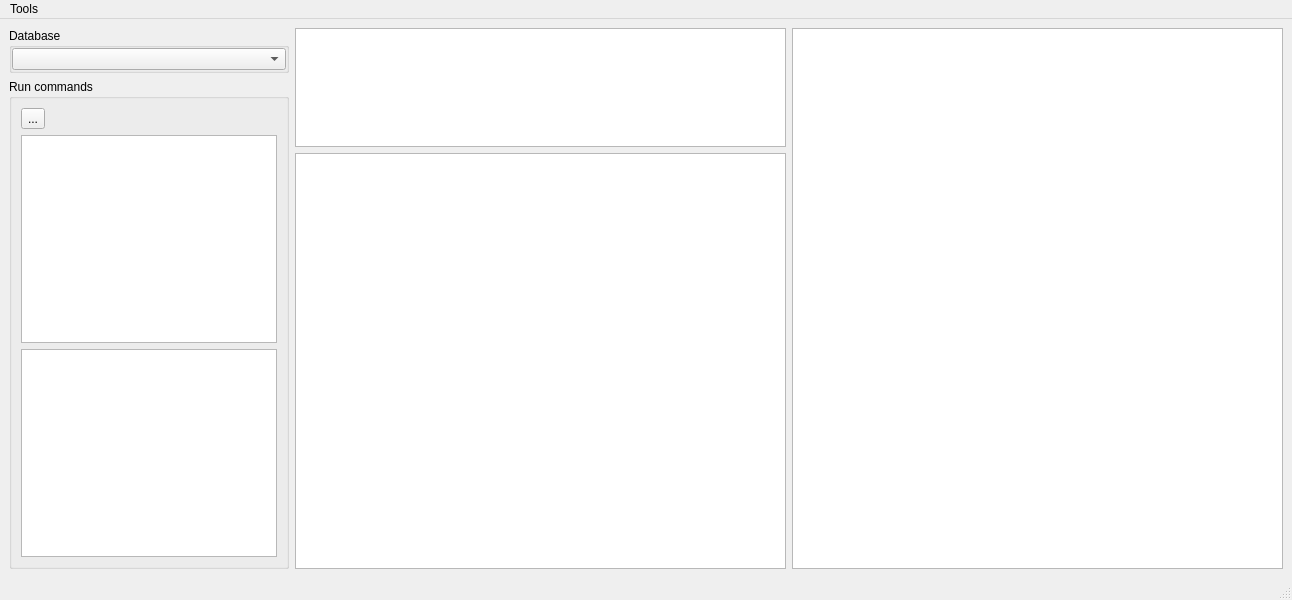
phetaduck/SqlViewGenerator, file mainwindow.ui: the form before one commit.
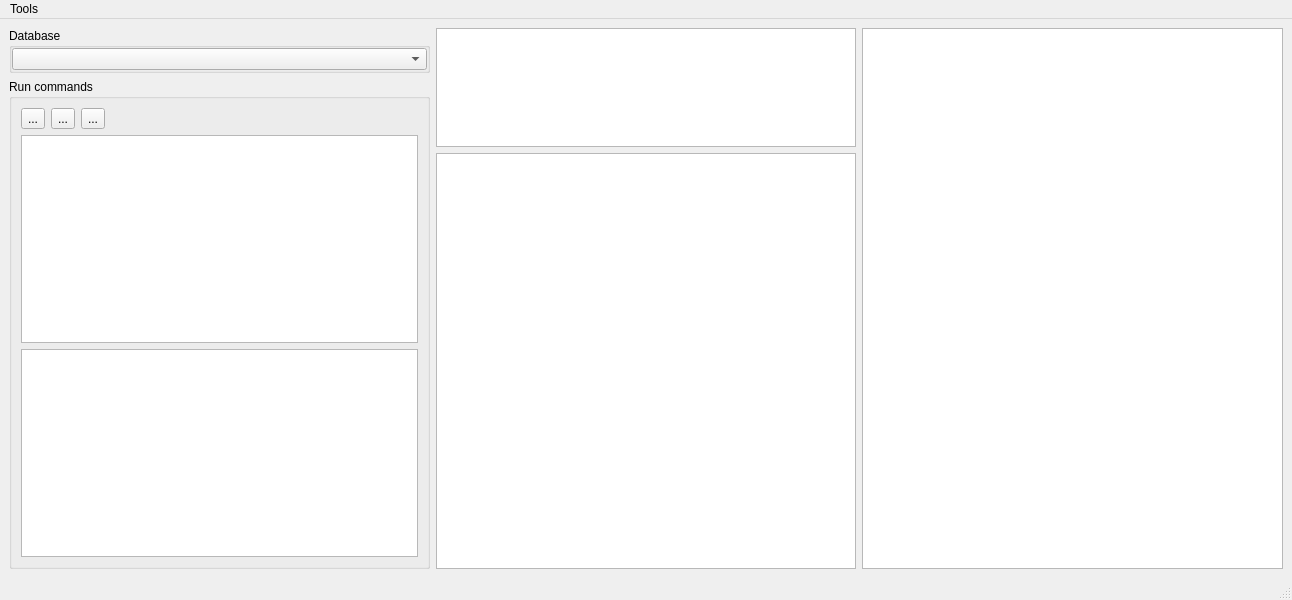
The form after the commit. Icons and pictures are not drawn. Custom widgets are drawn as their Qt base class.

Commit message: Added sql table view

```diff
--- a/mainwindow.ui
+++ b/mainwindow.ui
@@ -18,7 +18,7 @@
     <item row="1" column="0" rowspan="3">
      <widget class="QGroupBox" name="groupBox">
       <property name="sizePolicy">
-       <sizepolicy hsizetype="Maximum" vsizetype="Preferred">
+       <sizepolicy hsizetype="Preferred" vsizetype="Preferred">
         <horstretch>0</horstretch>
         <verstretch>0</verstretch>
        </sizepolicy>
@@ -27,17 +27,61 @@
        <string>Run commands</string>
       </property>
       <layout class="QGridLayout" name="gridLayout_2">
+       <item row="2" column="0" colspan="4">
+        <widget class="QPlainTextEdit" name="pte_Commands"/>
+       </item>
        <item row="0" column="0">
+        <widget class="QToolButton" name="tb_SaveSql">
+         <property name="text">
+          <string>...</string>
+         </property>
+         <property name="icon">
+          <iconset resource="images.qrc">
+           <normaloff>:/img/res/outline_save_black_24dp.png</normaloff>:/img/res/outline_save_black_24dp.png</iconset>
+         </property>
+         <property name="iconSize">
+          <size>
+           <width>24</width>
+           <height>24</height>
+          </size>
+         </property>
+        </widget>
+       </item>
+       <item row="0" column="2">
         <widget class="QToolButton" name="tb_RunCommands">
          <property name="text">
           <string>...</string>
          </property>
+         <property name="icon">
+          <iconset resource="images.qrc">
+           <normaloff>:/img/res/round_play_arrow_black_24dp.png</normaloff>:/img/res/round_play_arrow_black_24dp.png</iconset>
+         </property>
+         <property name="iconSize">
+          <size>
+           <width>24</width>
+           <height>24</height>
+          </size>
+         </property>
         </widget>
        </item>
-       <item row="1" column="0">
-        <widget class="QPlainTextEdit" name="pte_Commands"/>
+       <item row="0" column="1">
+        <widget class="QToolButton" name="tb_OpenSql">
+         <property name="text">
+          <string>...</string>
+         </property>
+         <property name="icon">
+          <iconset resource="images.qrc">
+           <normaloff>:/img/res/round_folder_open_black_24dp.png</normaloff>:/img/res/round_folder_open_black_24dp.png</iconset>
+         </property>
+         <property name="iconSize">
+          <size>
+           <width>24</width>
+           <height>24</height>
+          </size>
+         </property>
+        </widget>
        </item>
-       <item row="2" column="0">
+       <item row="3" column="0" colspan="4">
         <widget class="QPlainTextEdit" name="pte_Log"/>
        </item>
       </layout>
@@ -151,6 +195,11 @@
    <extends>QComboBox</extends>
    <header location="global">widgets/asyncsqlcombobox.h</header>
   </customwidget>
+  <customwidget>
+   <class>SqlTableView</class>
+   <extends>QTableView</extends>
+   <header location="global">views/sqltableview.h</header>
+  </customwidget>
  </customwidgets>
  <resources/>
  <connections/>
```
Left out of the diff: 6 changed lines with no effect on the pictures. The commit also changes 9 other files.
